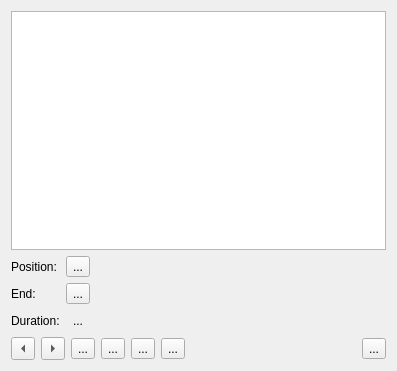
Above: src/ui/editsub_ui.ui from KDE/kdenlive before the change. Below: the same form after it.
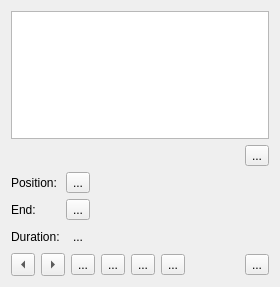
That is the form after the change. Icons and pictures are not drawn. Custom widgets are drawn as their Qt base class.

Commit message: Add character count in subtitle edit. Related to #1714

What changed in the file:
```diff
--- a/src/ui/editsub_ui.ui
+++ b/src/ui/editsub_ui.ui
@@ -10,8 +10,8 @@
    <rect>
     <x>0</x>
     <y>0</y>
-    <width>397</width>
-    <height>371</height>
+    <width>280</width>
+    <height>287</height>
    </rect>
   </property>
   <layout class="QGridLayout" name="gridLayout_2">
@@ -129,28 +129,23 @@
           <item row="2" column="2">
            <widget class="TimecodeDisplay" name="tc_end" native="true"/>
           </item>
-          <item row="1" column="1">
-           <widget class="QToolButton" name="buttonIn">
-            <property name="text">
-             <string>...</string>
-            </property>
-            <property name="icon">
-             <iconset theme="zone-in">
-              <normaloff>.</normaloff>.</iconset>
-            </property>
-           </widget>
-          </item>
-          <item row="2" column="0">
-           <widget class="QLabel" name="label_end">
-            <property name="text">
-             <string>End:</string>
-            </property>
-           </widget>
-          </item>
-          <item row="3" column="2">
+          <item row="4" column="2" colspan="2">
            <widget class="TimecodeDisplay" name="tc_duration" native="true"/>
           </item>
-          <item row="3" column="1">
+          <item row="0" column="0" colspan="6">
+           <widget class="KTextEdit" name="subText">
+            <property name="tabChangesFocus">
+             <bool>true</bool>
+            </property>
+            <property name="acceptRichText">
+             <bool>false</bool>
+            </property>
+            <property name="checkSpellingEnabled">
+             <bool>true</bool>
+            </property>
+           </widget>
+          </item>
+          <item row="4" column="1">
            <widget class="QToolButton" name="buttonLock">
             <property name="text">
              <string>...</string>
@@ -170,38 +165,7 @@
           <item row="1" column="2">
            <widget class="TimecodeDisplay" name="tc_position" native="true"/>
           </item>
-          <item row="1" column="0">
-           <widget class="QLabel" name="label_position">
-            <property name="sizePolicy">
-             <sizepolicy hsizetype="Maximum" vsizetype="Preferred">
-              <horstretch>0</horstretch>
-              <verstretch>0</verstretch>
-             </sizepolicy>
-            </property>
-            <property name="text">
-             <string>Position:</string>
-            </property>
-           </widget>
-          </item>
-          <item row="2" column="1">
-           <widget class="QToolButton" name="buttonOut">
-            <property name="text">
-             <string>...</string>
-            </property>
-            <property name="icon">
-             <iconset theme="zone-out">
-              <normaloff>.</normaloff>.</iconset>
-            </property>
-           </widget>
-          </item>
-          <item row="3" column="0">
-           <widget class="QLabel" name="label_duration">
-            <property name="text">
-             <string>Duration:</string>
-            </property>
-           </widget>
-          </item>
-          <item row="2" column="3">
+          <item row="3" column="4" colspan="2">
            <spacer name="horizontalSpacer_2">
             <property name="orientation">
              <enum>Qt::Horizontal</enum>
@@ -214,16 +178,69 @@
             </property>
            </spacer>
           </item>
-          <item row="0" column="0" colspan="4">
-           <widget class="KTextEdit" name="subText">
-            <property name="tabChangesFocus">
-             <bool>true</bool>
+          <item row="3" column="0">
+           <widget class="QLabel" name="label_end">
+            <property name="text">
+             <string>End:</string>
             </property>
-            <property name="acceptRichText">
-             <bool>false</bool>
+           </widget>
+          </item>
+          <item row="3" column="1">
+           <widget class="QToolButton" name="buttonOut">
+            <property name="text">
+             <string>...</string>
             </property>
-            <property name="checkSpellingEnabled">
-             <bool>true</bool>
+            <property name="icon">
+             <iconset theme="zone-out">
+              <normaloff>.</normaloff>.</iconset>
+            </property>
+           </widget>
+          </item>
+          <item row="2" column="1">
+           <widget class="QToolButton" name="buttonIn">
+            <property name="text">
+             <string>...</string>
+            </property>
+            <property name="icon">
+             <iconset theme="zone-in">
+              <normaloff>.</normaloff>.</iconset>
+            </property>
+           </widget>
+          </item>
+          <item row="2" column="0">
+           <widget class="QLabel" name="label_position">
+            <property name="sizePolicy">
+             <sizepolicy hsizetype="Maximum" vsizetype="Preferred">
+              <horstretch>0</horstretch>
+              <verstretch>0</verstretch>
+             </sizepolicy>
+            </property>
+            <property name="text">
+             <string>Position:</string>
+            </property>
+           </widget>
+          </item>
+          <item row="4" column="0">
+           <widget class="QLabel" name="label_duration">
+            <property name="text">
+             <string>Duration:</string>
+            </property>
+           </widget>
+          </item>
+          <item row="1" column="5">
+           <widget class="QToolButton" name="menu">
+            <property name="text">
+             <string>...</string>
+            </property>
+            <property name="icon">
+             <iconset theme="application-menu"/>
+            </property>
+           </widget>
+          </item>
+          <item row="1" column="0" colspan="5">
+           <widget class="QLabel" name="char_count">
+            <property name="text">
+             <string/>
             </property>
            </widget>
           </item>
```
Left out of the diff: 6 changed lines with no effect on the pictures. The commit also changes 3 other files.
